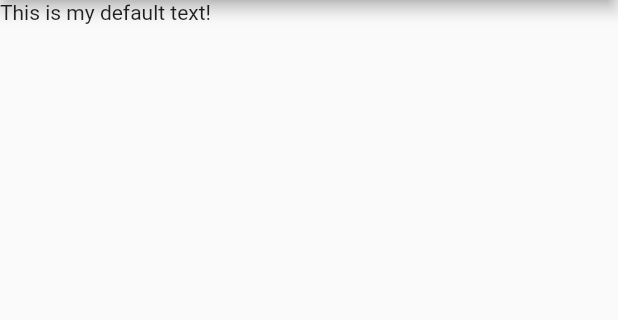
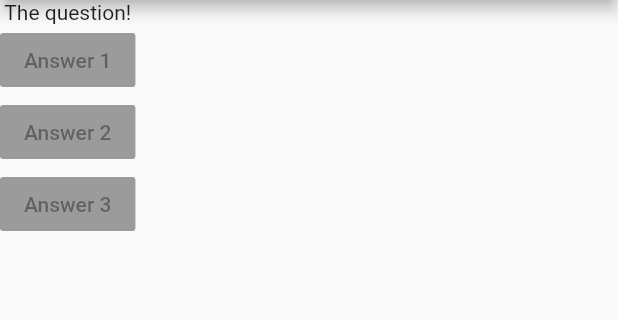
Before and after one commit to SteveLovett/flutter_course, a Flutter app: the screen it shows after launch, on a phone screen of 412 x 824 dp, the part 84-404 px from its top. Run offline on Flutter 3.47's test engine with Material 2 defaults, Android fonts, the phone set to English and light mode, and no system bars.

Commit message:
added three buttons and some text

```diff
--- a/lib/main.dart
+++ b/lib/main.dart
@@ -7,12 +7,32 @@ void main() {
 class MyApp extends StatelessWidget {
   @override
   Widget build(BuildContext context) {
+    var questions = [
+      'What\'s your favorite color?',
+      'What\'s your favorite animal?'
+    ];
     return MaterialApp(
       home: Scaffold(
         appBar: AppBar(
           title: Text('My First App'),
         ),
-        body: Text('This is my default text!'),
+        body: Column(
+          children: [
+            Text('The question!'),
+            RaisedButton(
+              child: Text('Answer 1'),
+              onPressed: null,
+            ),
+            RaisedButton(
+              child: Text('Answer 2'),
+              onPressed: null,
+            ),
+            RaisedButton(
+              child: Text('Answer 3'),
+              onPressed: null,
+            ),
+          ],
+        ),
       ),
     );
   }
```
